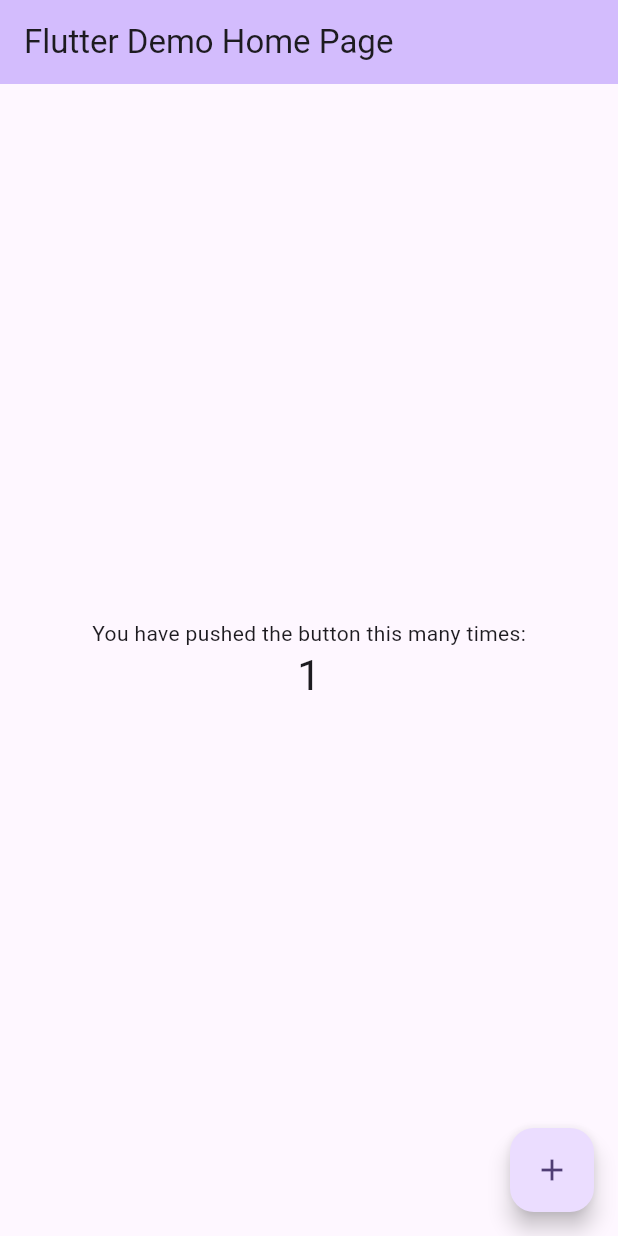
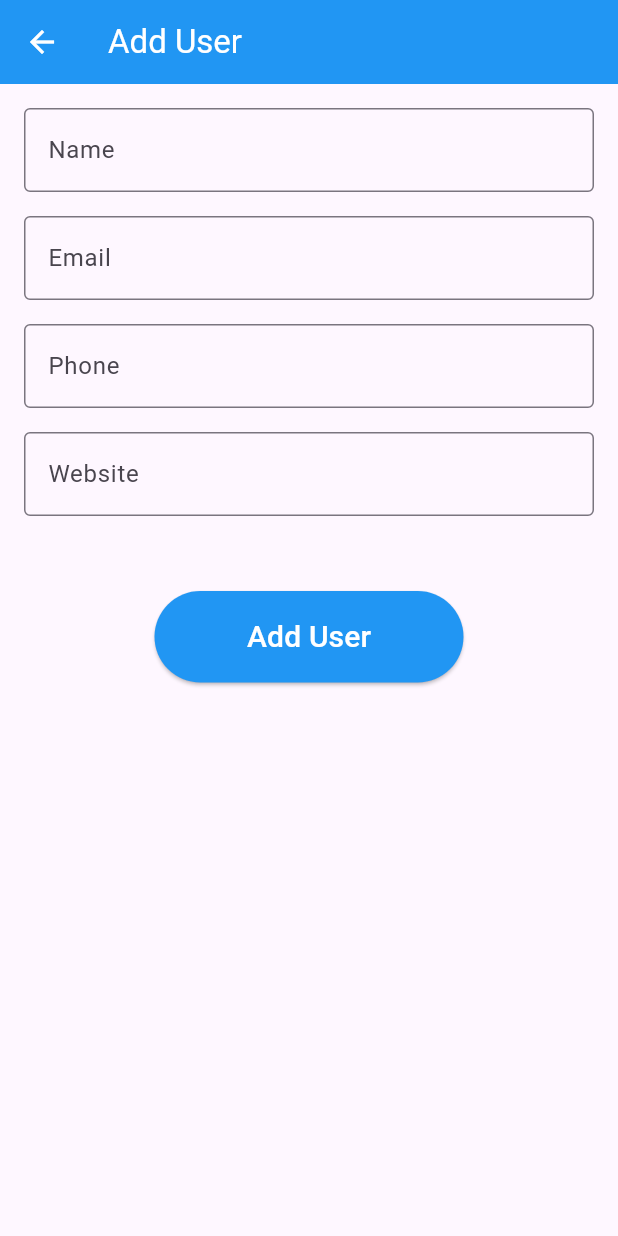
Before and after one commit to Mostafa-Elzohirey/sprints_profile_management_project, a Flutter app: the screen it shows after launch, after a tap on the "add" icon, on a phone screen of 412 x 824 dp. Run offline on Flutter 3.47's test engine with Material 3 defaults, Android fonts, the phone set to English and light mode, and no system bars; our stand-ins replace dio, shared_preferences; network calls fail.

Commit message:
Post Request

```diff
--- a/lib/main.dart
+++ b/lib/main.dart
@@ -1,4 +1,5 @@
 import 'package:flutter/material.dart';
+import 'package:sprints_profile_management_project/view/home_page.dart';
 
 void main() {
   runApp(const MyApp());
@@ -11,60 +12,13 @@ class MyApp extends StatelessWidget {
   @override
   Widget build(BuildContext context) {
     return MaterialApp(
-      title: 'Flutter Demo',
+      debugShowCheckedModeBanner: false,
+      title: 'User Profile Management',
       theme: ThemeData(
         colorScheme: ColorScheme.fromSeed(seedColor: Colors.deepPurple),
         useMaterial3: true,
       ),
-      home: const MyHomePage(title: 'Flutter Demo Home Page'),
+      home: const HomePage(),
     );
   }
 }
-
-class MyHomePage extends StatefulWidget {
-  const MyHomePage({super.key, required this.title});
-
-  final String title;
-
-  @override
-  State<MyHomePage> createState() => _MyHomePageState();
-}
-
-class _MyHomePageState extends State<MyHomePage> {
-  int _counter = 0;
-
-  void _incrementCounter() {
-    setState(() {
-      _counter++;
-    });
-  }
-
-  @override
-  Widget build(BuildContext context) {
-    return Scaffold(
-      appBar: AppBar(
-        backgroundColor: Theme.of(context).colorScheme.inversePrimary,
-        title: Text(widget.title),
-      ),
-      body: Center(
-        child: Column(
-          mainAxisAlignment: MainAxisAlignment.center,
-          children: <Widget>[
-            const Text(
-              'You have pushed the button this many times:',
-            ),
-            Text(
-              '$_counter',
-              style: Theme.of(context).textTheme.headlineMedium,
-            ),
-          ],
-        ),
-      ),
-      floatingActionButton: FloatingActionButton(
-        onPressed: _incrementCounter,
-        tooltip: 'Increment',
-        child: const Icon(Icons.add),
-      ), // This trailing comma makes auto-formatting nicer for build methods.
-    );
-  }
-}
--- /dev/null
+++ b/lib/model/user_model.dart
@@ -0,0 +1,129 @@
+// To parse this JSON data, do
+//
+//     final userModel = userModelFromJson(jsonString);
+
+import 'dart:convert';
+
+List<UserModel> userModelFromJson(String str) => List<UserModel>.from(json.decode(str).map((x) => UserModel.fromJson(x)));
+
+String userModelToJson(List<UserModel> data) => json.encode(List<dynamic>.from(data.map((x) => x.toJson())));
+
+class UserModel {
+  int id;
+  String name;
+  String username;
+  String email;
+  Address address;
+  String phone;
+  String website;
+  Company company;
+
+  UserModel({
+    required this.id,
+    required this.name,
+    required this.username,
+    required this.email,
+    required this.address,
+    required this.phone,
+    required this.website,
+    required this.company,
+  });
+
+  factory UserModel.fromJson(Map<String, dynamic> json) => UserModel(
+    id: json["id"],
+    name: json["name"],
+    username: json["username"],
+    email: json["email"],
+    address: Address.fromJson(json["address"]),
+    phone: json["phone"],
+    website: json["website"],
+    company: Company.fromJson(json["company"]),
+  );
+
+  Map<String, dynamic> toJson() => {
+    "id": id,
+    "name": name,
+    "username": username,
+    "email": email,
+    "address": address.toJson(),
+    "phone": phone,
+    "website": website,
+    "company": company.toJson(),
+  };
+}
+
+class Address {
+  String street;
+  String suite;
+  String city;
+  String zipcode;
+  Geo geo;
+
+  Address({
+    required this.street,
+    required this.suite,
+    required this.city,
+    required this.zipcode,
+    required this.geo,
+  });
+
+  factory Address.fromJson(Map<String, dynamic> json) => Address(
+    street: json["street"],
+    suite: json["suite"],
+    city: json["city"],
+    zipcode: json["zipcode"],
+    geo: Geo.fromJson(json["geo"]),
+  );
+
+  Map<String, dynamic> toJson() => {
+    "street": street,
+    "suite": suite,
+    "city": city,
+    "zipcode": zipcode,
+    "geo": geo.toJson(),
+  };
+}
+
+class Geo {
+  String lat;
+  String lng;
+
+  Geo({
+    required this.lat,
+    required this.lng,
+  });
+
+  factory Geo.fromJson(Map<String, dynamic> json) => Geo(
+    lat: json["lat"],
+    lng: json["lng"],
+  );
+
+  Map<String, dynamic> toJson() => {
+    "lat": lat,
+    "lng": lng,
+  };
+}
+
+class Company {
+  String name;
+  String catchPhrase;
+  String bs;
+
+  Company({
+    required this.name,
+    required this.catchPhrase,
+    required this.bs,
+  });
+
+  factory Company.fromJson(Map<String, dynamic> json) => Company(
+    name: json["name"],
+    catchPhrase: json["catchPhrase"],
+    bs: json["bs"],
+  );
+
+  Map<String, dynamic> toJson() => {
+    "name": name,
+    "catchPhrase": catchPhrase,
+    "bs": bs,
+  };
+}
--- /dev/null
+++ b/lib/services/user_service.dart
@@ -0,0 +1,88 @@
+import 'dart:convert';
+
+import 'package:dio/dio.dart';
+import 'package:shared_preferences/shared_preferences.dart';
+
+import '../model/user_model.dart';
+
+class UserService {
+  final Dio _dio = Dio();
+  final String endpoint = 'https://jsonplaceholder.typicode.com/users';
+
+  // Get all users with error handling and caching
+  Future<List<UserModel>> getUsers() async {
+    List<UserModel> users = [];
+    try {
+      // Check cache first
+      final prefs = await SharedPreferences.getInstance();
+      final cachedData = prefs.getString('userData');
+
+      if (cachedData != null) {
+        final decoded = jsonDecode(cachedData) as List;
+        return decoded.map((json) => UserModel.fromJson(json)).toList();
+      }
+
+      // If no cache, fetch from API
+      final response = await _dio.get(endpoint);
+      if (response.statusCode == 200) {
+        // Cache the new data
+        await prefs.setString('userData', jsonEncode(response.data));
+        return (response.data as List)
+            .map((json) => UserModel.fromJson(json))
+            .toList();
+      }
+    } on DioException catch (e) {
+      throw _handleError(e);
+    } catch (e) {
+      throw Exception('Failed to load users: ${e.toString()}');
+    }
+    return users;
+  }
+
+  // Create new user
+  Future<UserModel> createUser(UserModel user) async {
+    try {
+      final response = await _dio.post(endpoint, data: user.toJson());
+      if (response.statusCode == 200) {
+        await _updateCache(user);
+        return UserModel.fromJson(response.data);
+      }
+      throw Exception('Failed to create user');
+    } on DioException catch (e) {
+      throw _handleError(e);
+    }
+  }
+
+
+
+  // Update cache after modifications
+  Future<void> _updateCache(UserModel user) async {
+    final prefs = await SharedPreferences.getInstance();
+    final cachedData = prefs.getString('userData');
+    if (cachedData != null) {
+      List<dynamic> users = jsonDecode(cachedData);
+      final index = users.indexWhere((u) => u['id'] == user.id);
+      if (index >= 0) {
+        users[index] = user.toJson();
+      } else {
+        users.add(user.toJson());
+      }
+      await prefs.setString('userData', jsonEncode(users));
+    }
+  }
+
+
+  // Handle Dio errors
+  String _handleError(DioException error) {
+    switch (error.type) {
+      case DioExceptionType.connectionTimeout:
+        return 'Connection timed out';
+      case DioExceptionType.receiveTimeout:
+        return 'Server not responding';
+      case DioExceptionType.badResponse:
+        return 'Server error: ${error.response?.statusCode}';
+      default:
+        return 'Network error occurred';
+    }
+  }
+}
--- /dev/null
+++ b/lib/view/add_edit_user.dart
@@ -0,0 +1,190 @@
+import 'package:flutter/material.dart';
+
+import '../model/user_model.dart';
+import '../services/user_service.dart';
+
+class AddEditUser extends StatefulWidget {
+  final UserModel? user;
+
+  const AddEditUser({super.key, this.user});
+
+  @override
+  State<AddEditUser> createState() => _AddEditUserState();
+}
+
+class _AddEditUserState extends State<AddEditUser> {
+  final _formKey = GlobalKey<FormState>();
+  final _userService = UserService();
+  bool _isLoading = false;
+
+  late TextEditingController _nameController;
+  late TextEditingController _emailController;
+  late TextEditingController _phoneController;
+  late TextEditingController _websiteController;
+
+  @override
+  void initState() {
+    super.initState();
+    _nameController = TextEditingController(text: widget.user?.name ?? '');
+    _emailController = TextEditingController(text: widget.user?.email ?? '');
+    _phoneController = TextEditingController(text: widget.user?.phone ?? '');
+    _websiteController =
+        TextEditingController(text: widget.user?.website ?? '');
+  }
+
+  @override
+  void dispose() {
+    _nameController.dispose();
+    _emailController.dispose();
+    _phoneController.dispose();
+    _websiteController.dispose();
+    super.dispose();
+  }
+
+  Future<void> _saveUser() async {
+    if (!_formKey.currentState!.validate()) return;
+
+    setState(() => _isLoading = true);
+
+    try {
+      final updatedUser = UserModel(
+        id: widget.user?.id ?? DateTime.now().millisecondsSinceEpoch,
+        name: _nameController.text,
+        username: widget.user?.username ??
+            _nameController.text.toLowerCase().replaceAll(' ', '_'),
+        email: _emailController.text,
+        phone: _phoneController.text,
+        website: _websiteController.text,
+        address: widget.user?.address ??
+            Address(
+              street: 'Mahmoud Rashwan',
+              suite: 'Feryal',
+              city: 'Cairo',
+              zipcode: '71511',
+              geo: Geo(lat: '185', lng: '150'),
+            ),
+        company: widget.user?.company ??
+            Company(
+              name: 'Smart Sols',
+              catchPhrase: 'Software Development',
+              bs: 'IT',
+            ),
+      );
+
+      if (widget.user == null) {
+        await _userService.createUser(updatedUser);
+      } else {
+        // await _userService.updateUser(updatedUser);
+      }
+
+      if (mounted) {
+        Navigator.pop(context, true);
+      }
+    } catch (e) {
+      ScaffoldMessenger.of(context)
+          .showSnackBar(SnackBar(content: Text(e.toString())));
+    } finally {
+      if (mounted) {
+        setState(() => _isLoading = false);
+      }
+    }
+  }
+
+  @override
+  Widget build(BuildContext context) {
+    return Scaffold(
+      appBar: AppBar(
+        backgroundColor: Colors.blue,
+        title: Text(
+          widget.user == null ? 'Add User' : 'Edit User',
+          style: const TextStyle(color: Colors.white),
+        ),
+        iconTheme: const IconThemeData(color: Colors.white),
+      ),
+      body: _isLoading
+          ? const Center(child: CircularProgressIndicator())
+          : SingleChildScrollView(
+        padding: const EdgeInsets.all(16),
+        child: Form(
+          key: _formKey,
+          child: Column(
+            children: [
+              TextFormField(
+                controller: _nameController,
+                keyboardType: TextInputType.name,
+                decoration: const InputDecoration(
+                  labelText: 'Name',
+                  border: OutlineInputBorder(),
+                ),
+                validator: (value) {
+                  if (value == null || value.isEmpty) {
+                    return 'Please enter a name';
+                  }
+                  return null;
+                },
+              ),
+              const SizedBox(height: 16),
+              TextFormField(
+                controller: _emailController,
+                keyboardType: TextInputType.emailAddress,
+                decoration: const InputDecoration(
+                  labelText: 'Email',
+                  border: OutlineInputBorder(),
+                ),
+                validator: (value) {
+                  if (value == null || value.isEmpty) {
+                    return 'Please enter an email';
+                  }
+                  if (!value.contains('@')) {
+                    return 'Please enter a valid email';
+                  }
+                  return null;
+                },
+              ),
+              const SizedBox(height: 16),
+              TextFormField(
+                controller: _phoneController,
+                keyboardType: TextInputType.phone,
+                decoration: const InputDecoration(
+                  labelText: 'Phone',
+                  border: OutlineInputBorder(),
+                ),
+                validator: (value) {
+                  if (value == null || value.isEmpty) {
+                    return 'Please enter a phone number';
+                  }
+                  return null;
+                },
+              ),
+              const SizedBox(height: 16),
+              TextFormField(
+                controller: _websiteController,
+                keyboardType: TextInputType.url,
+                decoration: const InputDecoration(
+                  labelText: 'Website',
+                  border: OutlineInputBorder(),
+                ),
+              ),
+              const SizedBox(height: 50),
+              SizedBox(
+                width: MediaQuery.of(context).size.width / 2,
+                child: ElevatedButton(
+                  style: ElevatedButton.styleFrom(
+                    backgroundColor: Colors.blue,
+                    foregroundColor: Colors.white,
+                    padding: const EdgeInsets.symmetric(vertical: 16),
+                  ),
+                  onPressed: _saveUser,
+                  child: Text(
+                    widget.user == null ? 'Add User' : 'Save Changes',
+                    style: TextStyle(fontSize: 20),
+                  ),
+                ),
+              ),
+            ],
+          ),
+        ),
+      ),
+    );
+  }
+}
--- /dev/null
+++ b/lib/view/home_page.dart
@@ -0,0 +1,120 @@
+import 'package:flutter/material.dart';
+
+import '../model/user_model.dart';
+import '../services/user_service.dart';
+import 'add_edit_user.dart';
+
+class HomePage extends StatefulWidget {
+  const HomePage({super.key});
+
+  @override
+  State<HomePage> createState() => _HomePageState();
+}
+
+class _HomePageState extends State<HomePage> {
+  final UserService _userService = UserService();
+  List<UserModel> users = [];
+  bool isLoading = true;
+  String? error;
+
+  @override
+  void initState() {
+    super.initState();
+    _loadUsers();
+  }
+
+  Future<void> _loadUsers() async {
+    try {
+      setState(() => isLoading = true);
+      final loadedUsers = await _userService.getUsers();
+      setState(() {
+        users = loadedUsers;
+        isLoading = false;
+        error = null;
+      });
+    } catch (e) {
+      setState(() {
+        error = e.toString();
+        isLoading = false;
+      });
+    }
+  }
+
+  @override
+  Widget build(BuildContext context) {
+    return Scaffold(
+      appBar: AppBar(
+        backgroundColor: Colors.blue,
+        title: const Text('Users', style: TextStyle(color: Colors.white)),
+        actions: [
+          IconButton(
+            icon: const Icon(Icons.add, color: Colors.white, size: 30,),
+            padding: EdgeInsets.only(right: 10),
+            onPressed: () async {
+              final result = await Navigator.push(
+                context,
+                MaterialPageRoute(
+                  builder: (context) => const AddEditUser(),
+                ),
+              );
+              if (result == true) {
+                _loadUsers();
+              }
+            },
+          ),
+        ],
+      ),
+      body: RefreshIndicator(
+        onRefresh: _loadUsers,
+        child: usersList(),
+      ),
+    );
+  }
+
+  Widget usersList() {
+    if (isLoading) {
+      return const Center(child: CircularProgressIndicator());
+    }
+
+    if (error != null) {
+      return Center(
+        child: Column(
+          mainAxisAlignment: MainAxisAlignment.center,
+          children: [
+            Text(error!, style: const TextStyle(color: Colors.red)),
+            ElevatedButton(
+              onPressed: _loadUsers,
+              child: const Text('Retry'),
+            ),
+          ],
+        ),
+      );
+    }
+
+    if (users.isEmpty) {
+      return const Center(child: Text('No users found'));
+    }
+
+    return ListView.builder(
+      itemCount: users.length,
+      itemBuilder: (context, index) {
+        final user = users[index];
+        return Container(
+          padding: const EdgeInsets.all(8),
+          margin: const EdgeInsets.all(8),
+          decoration: BoxDecoration(
+            border: Border.all(color: Colors.black12),
+            borderRadius: BorderRadius.circular(8),
+          ),
+          child: ListTile(
+            leading: CircleAvatar(
+              child: Text(user.name[0]),
+            ),
+            title: Text(user.name),
+            subtitle: Text(user.email),
+          ),
+        );
+      },
+    );
+  }
+}
--- a/pubspec.yaml
+++ b/pubspec.yaml
@@ -34,6 +34,8 @@ dependencies:
   # The following adds the Cupertino Icons font to your application.
   # Use with the CupertinoIcons class for iOS style icons.
   cupertino_icons: ^1.0.8
+  dio: ^5.7.0
+  shared_preferences: ^2.3.5
 
 dev_dependencies:
   flutter_test:
```
Also changed, not shown: pubspec.lock, 2 other files.
